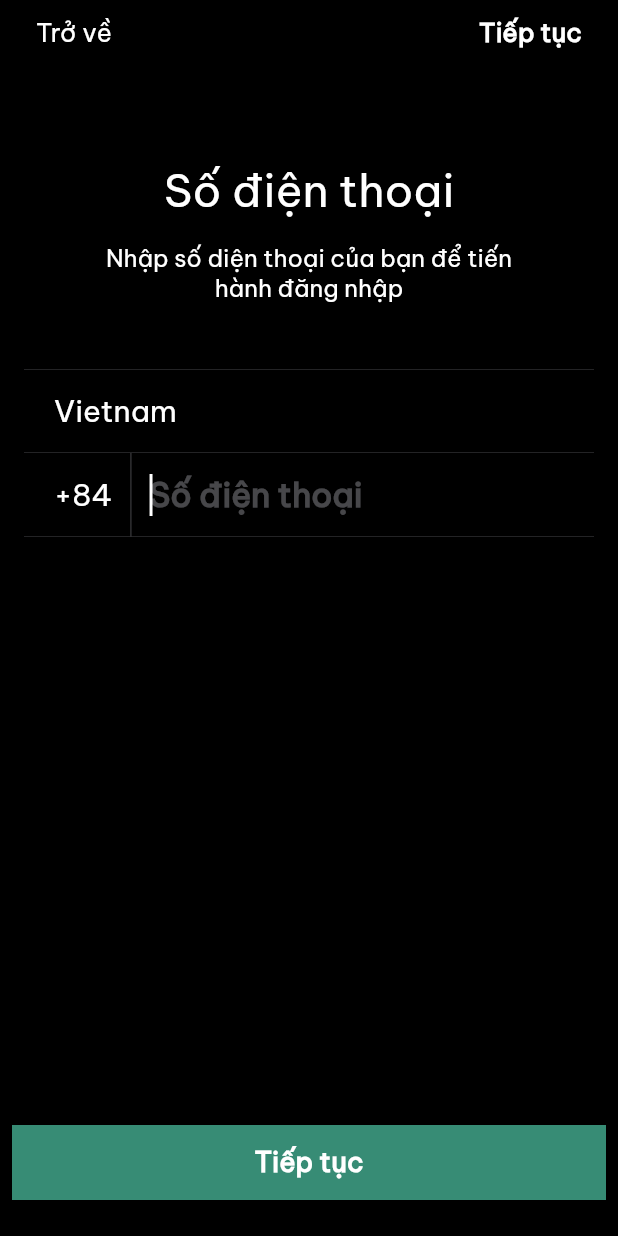
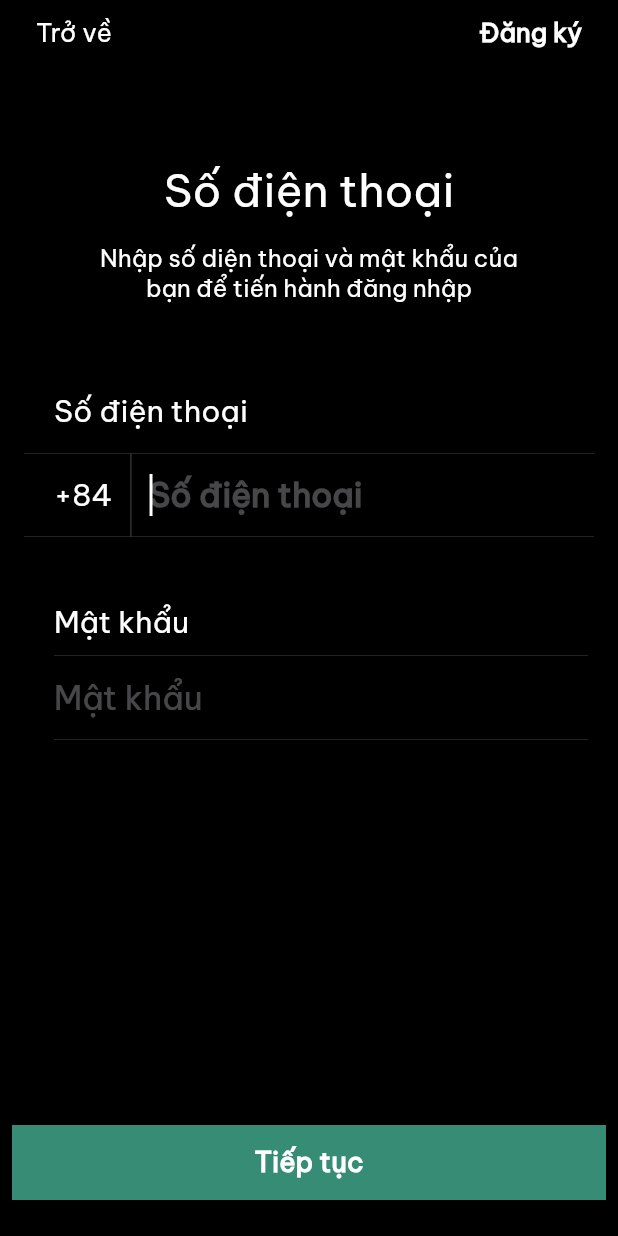
Before and after one commit to HaAnhHung/vnpass-project, a Flutter app: the PhoneNumberPage screen opened directly, on a phone screen of 412 x 824 dp. Run offline on Flutter 3.47's test engine with Material 2 defaults, Android fonts, the phone set to English and light mode, and no system bars; our stand-ins replace equatable, flutter_bloc, fluttertoast, image_picker, pinput.

Commit message:
dev: redesign login page, add otp and password page

```diff
--- a/lib/app_container.dart
+++ b/lib/app_container.dart
@@ -4,6 +4,8 @@ import 'package:vnpass/screen/card/card_page.dart';
 import 'package:vnpass/screen/home/home_page.dart';
 import 'package:vnpass/screen/login/check_phone_number.dart';
 import 'package:vnpass/screen/login/login_page.dart';
+import 'package:vnpass/screen/login/otp.dart';
+import 'package:vnpass/screen/login/sign_up.dart';
 import 'package:vnpass/screen/profile/account_page.dart';
 import 'package:vnpass/screen/profile/profile_page.dart';
 import 'package:vnpass/screen/recharge_money/recharge_page.dart';
@@ -30,6 +32,8 @@ class _AppContainerState extends State<AppContainer>{
         Routes.card: (context) => const CardPage(),
         Routes.login: (context) => const LoginPage(),
         Routes.checkPhone: (context) => const PhoneNumberPage(),
+        Routes.signup: (context) => const SignupPage(),
+        Routes.otp: (context) => const OTPPage(),
       },
     );
   }
--- a/lib/routes.dart
+++ b/lib/routes.dart
@@ -6,4 +6,6 @@ class Routes {
   static const card = '/card';
   static const login = '/login';
   static const checkPhone = '/check-phone';
+  static const signup = '/sign-up';
+  static const otp = '/otp';
 }
--- a/lib/screen/login/check_phone_number.dart
+++ b/lib/screen/login/check_phone_number.dart
@@ -12,6 +12,7 @@ class PhoneNumberPage extends StatefulWidget {
 
 class _PhoneNumberPageState extends State<PhoneNumberPage>{
   TextEditingController phoneCtrl = TextEditingController();
+  TextEditingController passCtrl = TextEditingController();
   String phoneNumber = "";
   @override
   Widget build(BuildContext context) {
@@ -40,10 +41,10 @@ class _PhoneNumberPageState extends State<PhoneNumberPage>{
                             )),
                         TextButton(
                           onPressed: () {
-
+                            Navigator.pushNamed(context, Routes.signup);
                           },
                           child: Text(
-                            "Tiếp tục",
+                            "Đăng ký",
                             style: TextStyle(
                                 color: AppTheme.white,
                                 fontSize: 17.0,
@@ -73,7 +74,7 @@ class _PhoneNumberPageState extends State<PhoneNumberPage>{
                         Container(
                           margin: const EdgeInsets.only(top: 16.0),
                           child: Text(
-                            "Nhập số diện thoại của bạn để tiến hành đăng nhập",
+                            "Nhập số diện thoại và mật khẩu của bạn để tiến hành đăng nhập",
                             style: TextStyle(
                                 color: AppTheme.white, fontSize: 16.0),
                             textAlign: TextAlign.center,
@@ -88,23 +89,23 @@ class _PhoneNumberPageState extends State<PhoneNumberPage>{
                     child: Column(
                       children: [
                         Container(
-                          decoration: const BoxDecoration(
-                              border: Border(
-                                  bottom: BorderSide(
-                                      color:
-                                      Color.fromRGBO(84, 84, 88, 0.85),
-                                      width: 0.33),
-                                  top: BorderSide(
-                                      color:
-                                      Color.fromRGBO(84, 84, 88, 0.85),
-                                      width: 0.33))),
+                          // decoration: const BoxDecoration(
+                          //     border: Border(
+                          //         bottom: BorderSide(
+                          //             color:
+                          //             Color.fromRGBO(84, 84, 88, 0.85),
+                          //             width: 0.33),
+                          //         top: BorderSide(
+                          //             color:
+                          //             Color.fromRGBO(84, 84, 88, 0.85),
+                          //             width: 0.33))),
                           height: 56,
                           padding:
                           const EdgeInsets.symmetric(horizontal: 20.0),
                           child: Row(
                             children: [
                               Text(
-                                "Vietnam",
+                                "Số điện thoại",
                                 style: TextStyle(
                                     color: AppTheme.white, fontSize: 20.0),
                               )
@@ -114,6 +115,10 @@ class _PhoneNumberPageState extends State<PhoneNumberPage>{
                         Container(
                           decoration: const BoxDecoration(
                               border: Border(
+                                top: BorderSide(
+                                              color:
+                                              Color.fromRGBO(84, 84, 88, 0.85),
+                                              width: 0.33),
                                   bottom: BorderSide(
                                       color:
                                       Color.fromRGBO(84, 84, 88, 0.85),
@@ -160,6 +165,60 @@ class _PhoneNumberPageState extends State<PhoneNumberPage>{
                                             fontSize: 22.0,
                                             color: Color.fromRGBO(
                                                 235, 235, 245, 0.3))),
+                                  ))
+                            ],
+                          ),
+                        ),
+                      ],
+                    ),
+                  ),
+                  Container(
+                    margin:
+                    const EdgeInsets.only(top: 44.0, left: 36.0, right: 20.0),
+                    child: Column(
+                      crossAxisAlignment: CrossAxisAlignment.start,
+                      children: [
+                        Text(
+                          "Mật khẩu",
+                          style: TextStyle(
+                              color: AppTheme.white, fontSize: 20.0),
+                        ),
+                        SizedBox(height: 10,),
+                        Container(
+                          decoration: const BoxDecoration(
+                              border: Border(
+                                  bottom: BorderSide(
+                                      color: Color.fromRGBO(84, 84, 88, 0.85),
+                                      width: 0.33),
+                                  top: BorderSide(
+                                      color: Color.fromRGBO(84, 84, 88, 0.85),
+                                      width: 0.33))),
+                          height: 56,
+                          padding: const EdgeInsets.only(right: 24),
+                          child: Row(
+                            children: [
+                              Flexible(
+                                  child: TextField(
+                                    controller: passCtrl,
+                                    obscureText: true,
+                                    onChanged: (text) {
+                                      // setState(() {
+                                      //   pass = text;
+                                      // });
+                                    },
+                                    autocorrect: false,
+                                    autofocus: true,
+                                    cursorColor: Colors.white,
+                                    textAlignVertical: TextAlignVertical.center,
+                                    style: TextStyle(
+                                        fontSize: 22.0, color: AppTheme.white),
+                                    decoration: const InputDecoration(
+                                        border: InputBorder.none,
+                                        hintText: "Mật khẩu",
+                                        hintStyle: TextStyle(
+                                            fontSize: 22.0,
+                                            color:
+                                            Color.fromRGBO(235, 235, 245, 0.3))),
                                   ))
                             ],
                           ),
```
Also changed, not shown: lib/screen/login/otp.dart (added, +134 -0 lines), lib/screen/login/sign_up.dart (added, +192 -0 lines).
